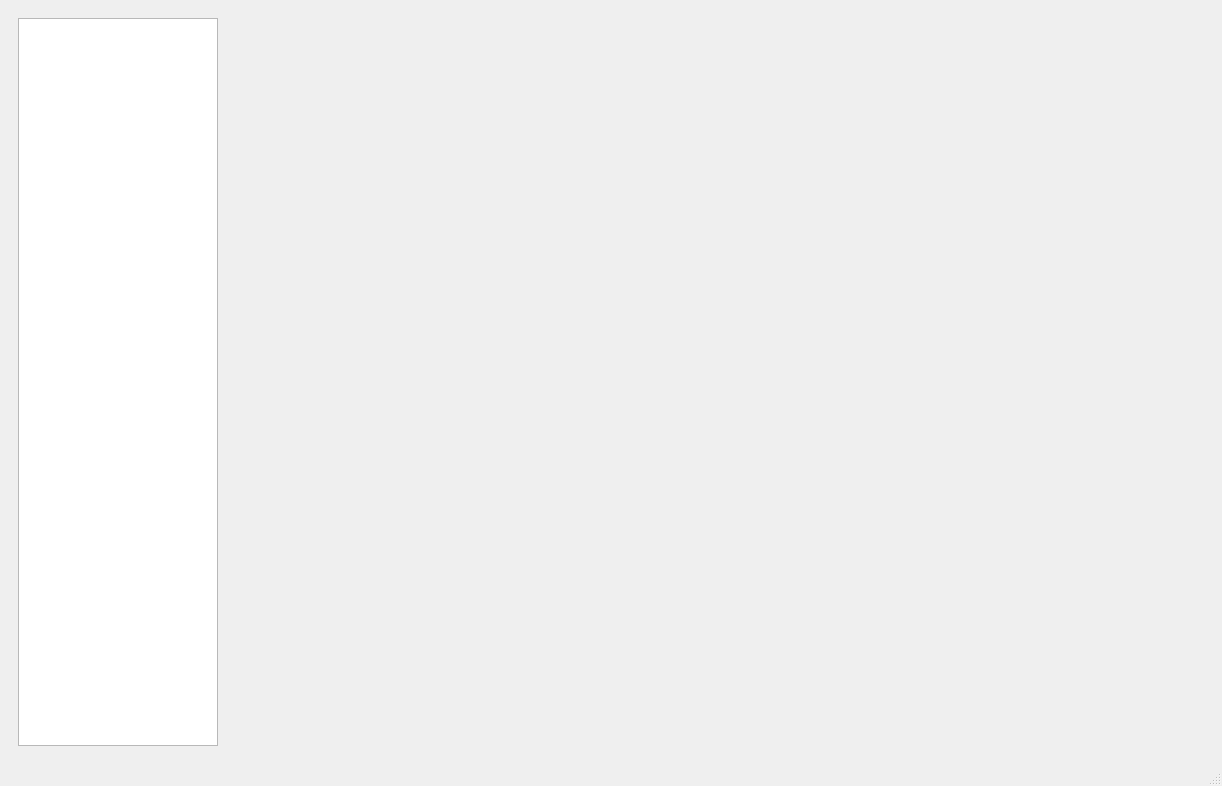
Above: ui/mainwindow.ui from mateusangeli/PEPMED before the change. Below: the same form after it.
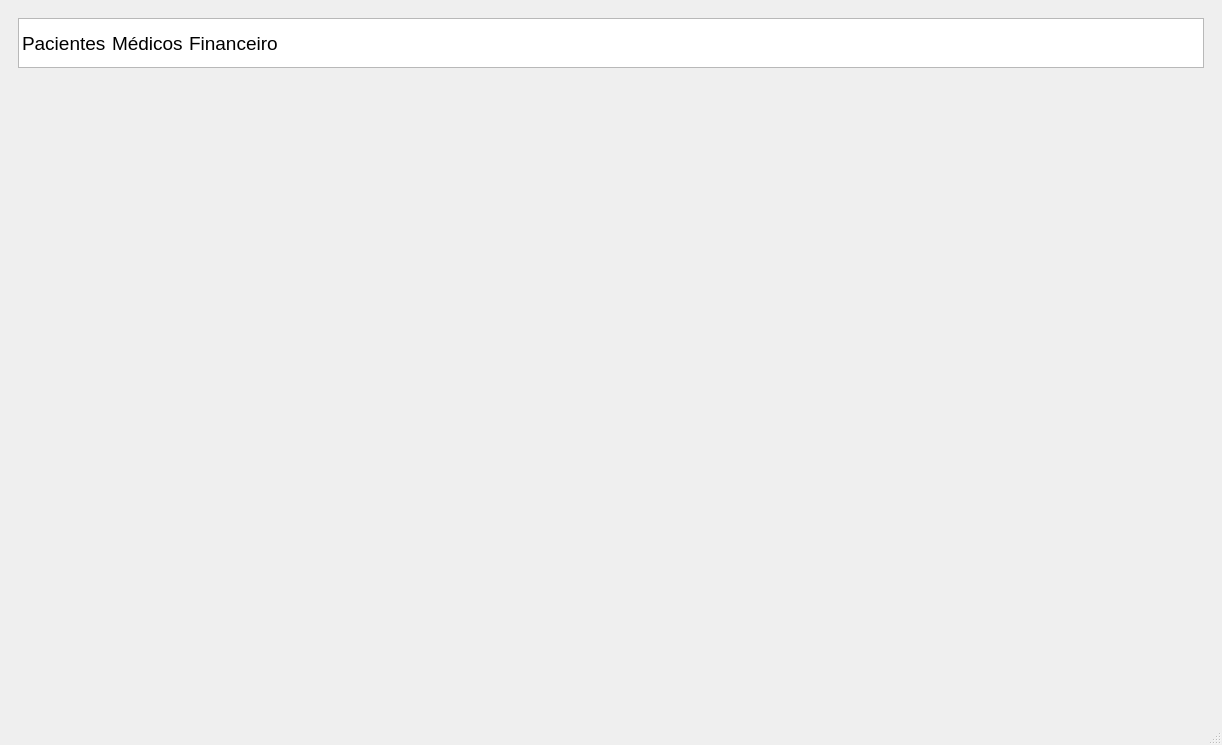
That is the form after the change. Icons and pictures are not drawn.

```diff
--- a/ui/mainwindow.ui
+++ b/ui/mainwindow.ui
@@ -7,7 +7,7 @@
     <x>0</x>
     <y>0</y>
     <width>1216</width>
-    <height>786</height>
+    <height>745</height>
    </rect>
   </property>
   <property name="windowTitle">
@@ -163,11 +163,15 @@
        </layout>
       </widget>
       <widget class="QWidget" name="page_2">
-       <layout class="QVBoxLayout" name="verticalLayout">
-        <item>
-         <layout class="QHBoxLayout" name="horizontalLayout">
+       <layout class="QVBoxLayout" name="verticalLayout_9">
           <item>
            <widget class="QListWidget" name="listWidget">
+          <property name="sizePolicy">
+           <sizepolicy hsizetype="Expanding" vsizetype="Fixed">
+            <horstretch>0</horstretch>
+            <verstretch>0</verstretch>
+           </sizepolicy>
+          </property>
             <property name="minimumSize">
              <size>
               <width>200</width>
@@ -176,16 +180,68 @@
             </property>
             <property name="maximumSize">
              <size>
-              <width>200</width>
-              <height>16700</height>
-             </size>
-            </property>
+            <width>16700</width>
+            <height>50</height>
+           </size>
+          </property>
+          <property name="movement">
+           <enum>QListView::Static</enum>
+          </property>
+          <property name="flow">
+           <enum>QListView::LeftToRight</enum>
+          </property>
+          <property name="spacing">
+           <number>10</number>
+          </property>
+          <property name="viewMode">
+           <enum>QListView::ListMode</enum>
+          </property>
+          <item>
+           <property name="text">
+            <string>Pacientes</string>
+           </property>
+           <property name="font">
+            <font>
+             <pointsize>14</pointsize>
+            </font>
+           </property>
+           <property name="icon">
+            <iconset>
+             <normaloff>../../paciente.png</normaloff>../../paciente.png</iconset>
+           </property>
+          </item>
+          <item>
+           <property name="text">
+            <string>Médicos</string>
+           </property>
+           <property name="font">
+            <font>
+             <pointsize>14</pointsize>
+            </font>
+           </property>
+           <property name="icon">
+            <iconset>
+             <normaloff>../../medico.png</normaloff>../../medico.png</iconset>
+           </property>
+          </item>
+          <item>
+           <property name="text">
+            <string>Financeiro</string>
+           </property>
+           <property name="font">
+            <font>
+             <pointsize>14</pointsize>
+            </font>
+           </property>
+           <property name="icon">
+            <iconset>
+             <normaloff>../../cifrao.png</normaloff>../../cifrao.png</iconset>
+           </property>
+          </item>
            </widget>
           </item>
           <item>
-           <widget class="QStackedWidget" name="stackedWidget_2"/>
-          </item>
-         </layout>
+         <widget class="QStackedWidget" name="stackedWidget"/>
         </item>
        </layout>
       </widget>
```
Lines whose indentation alone changed are shown as unchanged.
